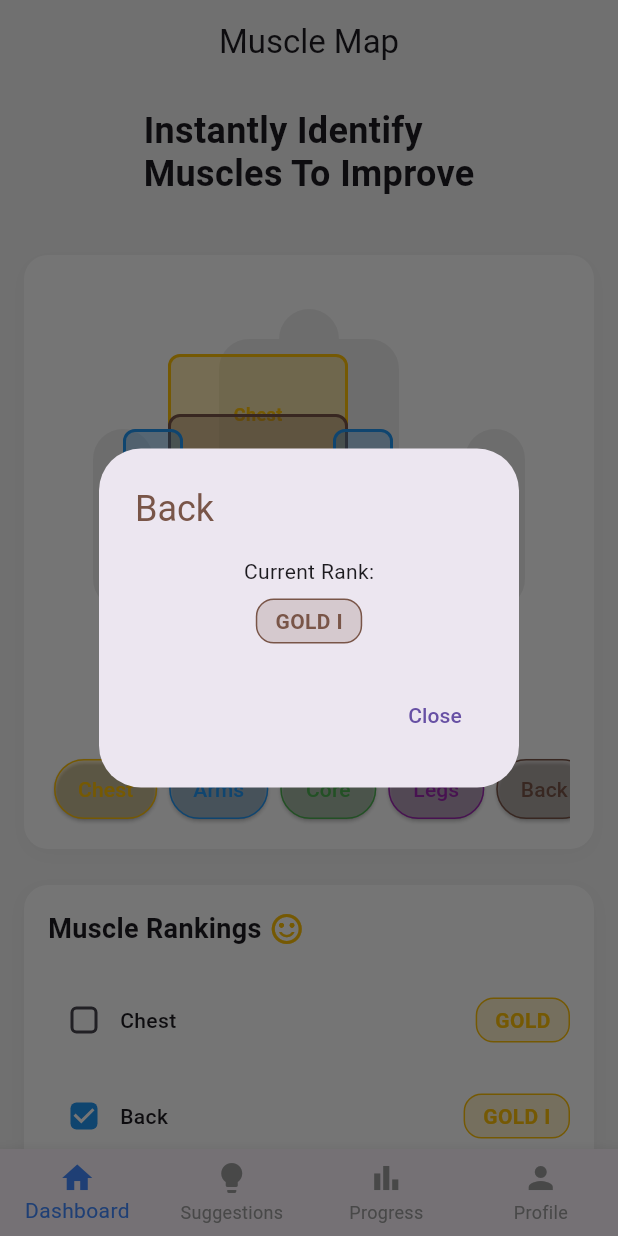
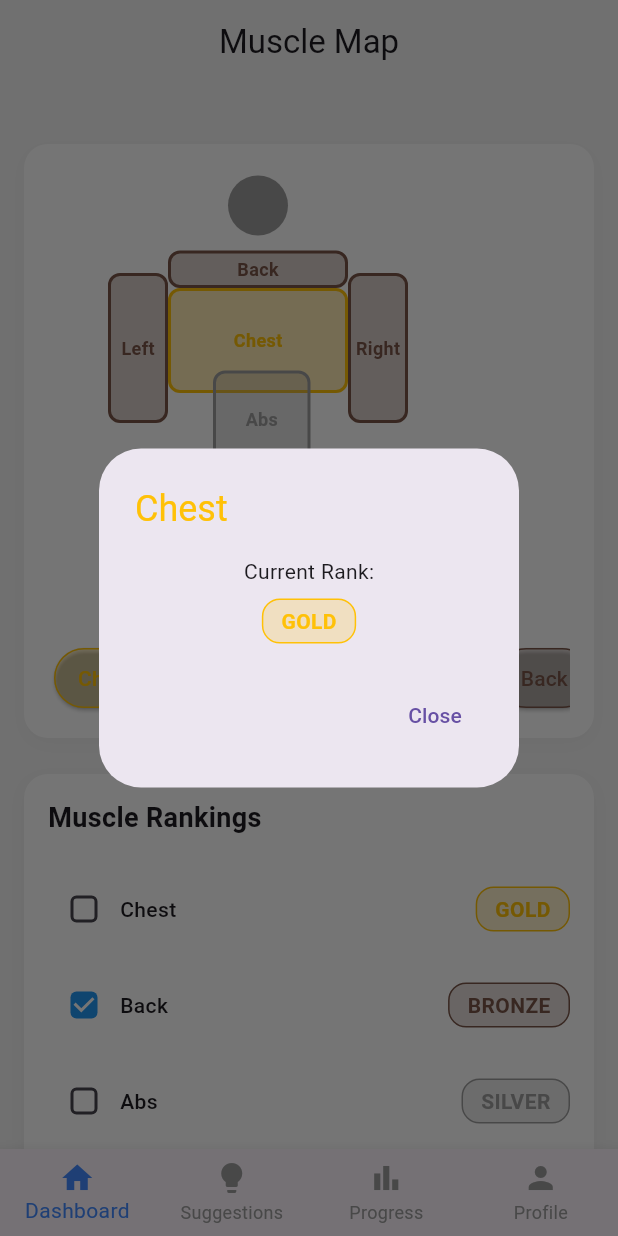
Before and after one commit to amarsheth19/GymGenius, a Flutter app: the screen it shows after launch, after a tap on "Chest", on a phone screen of 412 x 824 dp. Run offline on Flutter 3.47's test engine with Material 3 defaults, Android fonts, the phone set to English and light mode, and no system bars; our stand-ins replace firebase_core; accounts and stored records are empty.

Commit message:
Finished the UI

```diff
--- a/lib/dashboard_page.dart
+++ b/lib/dashboard_page.dart
@@ -18,7 +18,7 @@ class DashboardPage extends StatelessWidget {
           padding: const EdgeInsets.all(16.0),
           child: Column(
             children: [
-              _buildHeaderSection(),
+              //_buildHeaderSection(),
               const SizedBox(height: 24),
               _buildInteractiveBodyGraph(context),
               const SizedBox(height: 24),
@@ -54,20 +54,33 @@ class DashboardPage extends StatelessWidget {
               painter: _BodyPainter(),
               child: Stack(
                 children: [
+                  Positioned(
+                    top: 5, // Adjust the position to place it above the torso
+                    left: 120, // Center it horizontally
+                    child: Container(
+                      width: 40, // Circular head width
+                      height: 40, // Circular head height
+                      decoration: BoxDecoration(
+                        color: Colors.grey, // Head color
+                        shape: BoxShape.circle,
+                      ),
+                    ),
+                  ),
                   // Chest and Back
-                  _buildMuscleZone(context, 'Chest', Colors.amber, 120, 80, 80, 50),
-                  _buildMuscleZone(context, 'Back', Colors.brown, 120, 80, 80, 90),
+                  _buildMuscleZone(context, 'Back', Colors.brown, 120, 25, 80, 55),
+                  _buildMuscleZone(context, 'Chest', Colors.amber, 120, 70, 80, 80),
+
 
                   // Arms
-                  _buildMuscleZone(context, 'Left Arm', Colors.blue, 40, 100, 50, 100),
-                  _buildMuscleZone(context, 'Right Arm', Colors.blue, 40, 100, 190, 100),
+                  _buildMuscleZone(context, 'Left Arm', Colors.brown, 40, 100, 40, 70),
+                  _buildMuscleZone(context, 'Right Arm', Colors.brown, 40, 100, 200, 70),
 
                   // Core
-                  _buildMuscleZone(context, 'Abs', Colors.green, 100, 60, 90, 150),
+                  _buildMuscleZone(context, 'Abs', Colors.grey, 65, 65, 110, 135),
 
                   // Legs
-                  _buildMuscleZone(context, 'Left Leg', Colors.purple, 50, 120, 80, 200),
-                  _buildMuscleZone(context, 'Right Leg', Colors.purple, 50, 120, 150, 200),
+                  _buildMuscleZone(context, 'Left Leg', Colors.amber, 50, 100, 80, 190),
+                  _buildMuscleZone(context, 'Right Leg', Colors.amber, 50, 100, 150, 190),
                 ],
               ),
             ),
@@ -126,9 +139,9 @@ class DashboardPage extends StatelessWidget {
   Widget _buildMuscleButtonsRow(BuildContext context) {
     final muscles = {
       'Chest': Colors.amber,
-      'Arms': Colors.blue,
-      'Core': Colors.green,
-      'Legs': Colors.purple,
+      'Arms': Colors.brown,
+      'Core': Colors.grey,
+      'Legs': Colors.amber,
       'Back': Colors.brown,
     };
 
@@ -209,22 +222,22 @@ class DashboardPage extends StatelessWidget {
 
   // ========== SUPPORTING WIDGETS ========== //
 
-  Widget _buildHeaderSection() {
-    return Column(
-      crossAxisAlignment: CrossAxisAlignment.start,
-      children: [
-        const Text(
-          'Instantly Identify\nMuscles To Improve',
-          style: TextStyle(
-            fontSize: 24,
-            fontWeight: FontWeight.bold,
-            height: 1.2,
-          ),
-        ),
-        const SizedBox(height: 16),
-      ],
-    );
-  }
+  // Widget _buildHeaderSection() {
+  //   return Column(
+  //     crossAxisAlignment: CrossAxisAlignment.start,
+  //     children: [
+  //       const Text(
+  //         'Instantly Identify\nMuscles To Improve',
+  //         style: TextStyle(
+  //           fontSize: 24,
+  //           fontWeight: FontWeight.bold,
+  //           height: 1.2,
+  //         ),
+  //       ),
+  //       const SizedBox(height: 16),
+  //     ],
+  //   );
+  // }
 
   Widget _buildRankingItem(String muscle, String rank, bool isChecked) {
     Color rankColor;
@@ -310,18 +323,14 @@ class DashboardPage extends StatelessWidget {
                   fontWeight: FontWeight.bold,
                 ),
               ),
-              Icon(Icons.sentiment_satisfied_alt, color: Colors.amber),
             ],
           ),
           const SizedBox(height: 16),
           _buildRankingItem('Chest', 'GOLD', false),
-          _buildRankingItem('Back', 'GOLD I', true),
-          _buildRankingItem('Abs', 'CHAMPION', false),
-          _buildRankingItem('Obliques', 'SILVER II', false),
-          _buildRankingItem('Left Bicep', 'BRONZE', false),
-          _buildRankingItem('Right Bicep', 'GOLD I', false),
-          _buildRankingItem('Left Quad', 'GOLD', false),
-          _buildRankingItem('Right Quad', 'GOLD', false),
+          _buildRankingItem('Back', 'BRONZE', true),
+          _buildRankingItem('Abs', 'SILVER', false),
+          _buildRankingItem('Biceps', 'BRONZE', false),
+          _buildRankingItem('Quads', 'GOLD', false),
         ],
       ),
     );
@@ -331,19 +340,19 @@ class DashboardPage extends StatelessWidget {
     if (color == Colors.amber) return 'GOLD';
     if (color == Colors.blue) return 'SILVER';
     if (color == Colors.green) return 'CHAMPION';
-    if (color == Colors.purple) return 'GOLD II';
-    if (color == Colors.brown) return 'GOLD I';
+    if (color == Colors.brown) return 'Bronze';
+    if (color == Colors.amber) return 'GOLD I';
     return 'BRONZE';
   }
 }
 
-// ========== BODY PAINTER ========== //
+//========== BODY PAINTER ========== //
 
 class _BodyPainter extends CustomPainter {
   @override
   void paint(Canvas canvas, Size size) {
     final paint = Paint()
-      ..color = Colors.grey[200]!
+      ..color = Colors.white
       ..style = PaintingStyle.fill;
 
     // Draw torso
@@ -352,19 +361,25 @@ class _BodyPainter extends CustomPainter {
         Rect.fromCenter(
           center: Offset(size.width / 2, size.height / 2 - 20),
           width: 120,
-          height: 180,
+          height: 140,
         ),
         const Radius.circular(20),
       ),
       paint,
     );
 
-    // Draw head
-    canvas.drawCircle(
-      Offset(size.width / 2, 40),
-      20,
+    canvas.drawRRect(
+      RRect.fromRectAndRadius(
+        Rect.fromCenter(
+          center: Offset(size.width / 2, size.height / 2 - 60),  // Position the head above torso
+          width: 40,  // Width and height for a circular head
+          height: 40, // Same height as width for a circle
+        ),
+        const Radius.circular(20),  // This will make the head circular
+      ),
       paint,
     );
+
 
     // Draw arms
     canvas.drawRRect(
```
